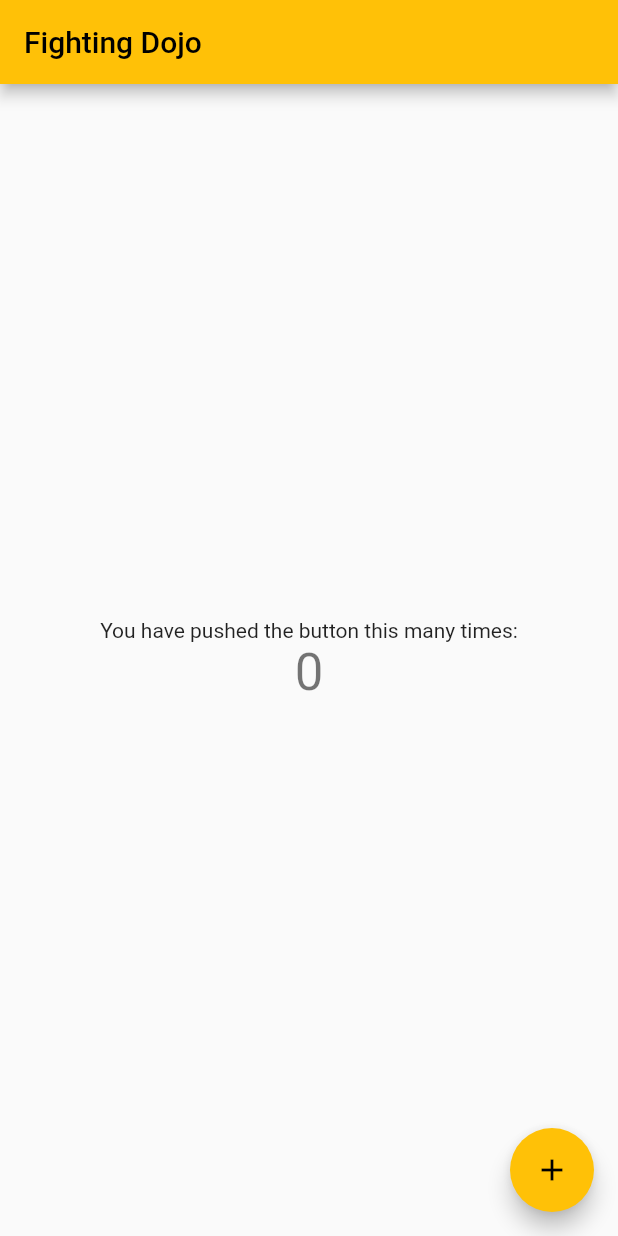
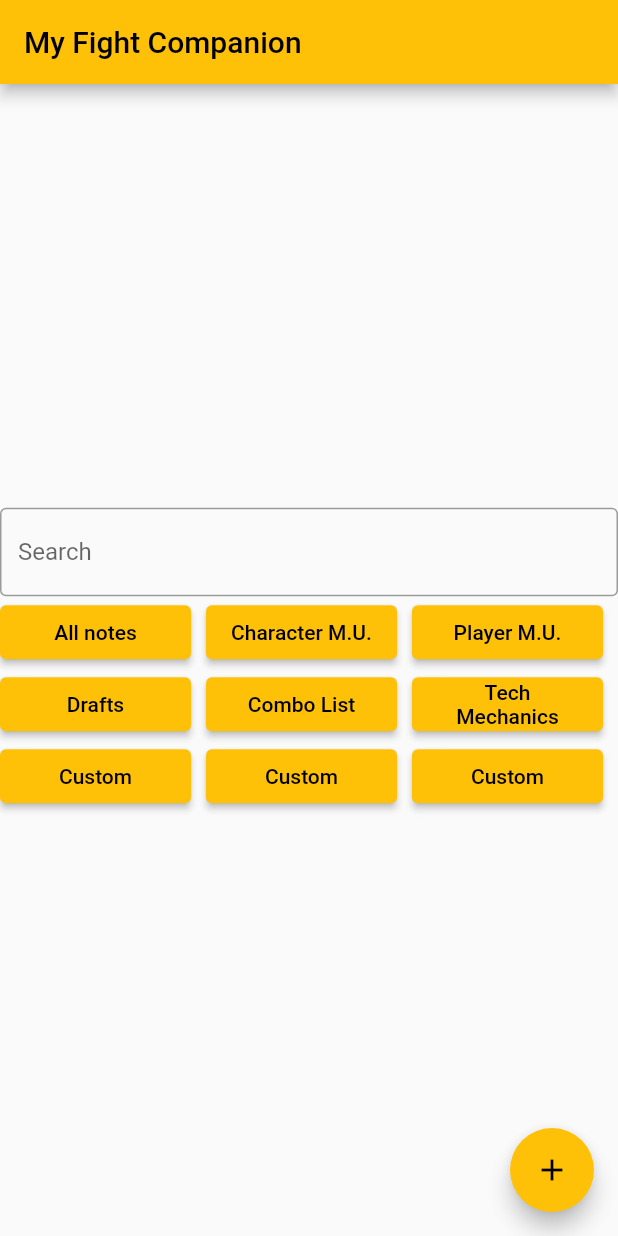
Before and after one commit to firedb/myFightCompanion, a Flutter app: the screen it shows after launch, on a phone screen of 412 x 824 dp. Run offline on Flutter 3.47's test engine with Material 2 defaults, Android fonts, the light colour scheme and no system bars.

Commit message:
Updated frontpage UI No Usability added

```diff
--- a/my_fight_companion/lib/main.dart
+++ b/my_fight_companion/lib/main.dart
@@ -1,4 +1,5 @@
 import 'package:flutter/material.dart';
+import 'package:flutter/rendering.dart';
 
 void main() {
   runApp(const MyApp());
@@ -20,7 +21,7 @@ class _MyAppState extends State<MyApp> {
       theme: ThemeData(
         primarySwatch: Colors.amber,
       ),
-      home: const MyHomePage(title: 'Fighting Dojo'),
+      home: const MyHomePage(title: 'My Fight Companion'),
     );
   }
 }
@@ -91,12 +92,105 @@ class _MyHomePageState extends State<MyHomePage> {
           // horizontal).
           mainAxisAlignment: MainAxisAlignment.center,
           children: <Widget>[
-            const Text(
-              'You have pushed the button this many times:',
+            Row(
+              mainAxisAlignment: MainAxisAlignment.center,
+              children: const [
+                Expanded(
+                    child: TextField(
+                  decoration: InputDecoration(
+                    border: OutlineInputBorder(),
+                    labelText: 'Search',
+                  ),
+                ))
+              ],
             ),
-            Text(
-              '$_counter',
-              style: Theme.of(context).textTheme.headlineMedium,
+            Row(
+              mainAxisAlignment: MainAxisAlignment.center,
+              children: [
+                Expanded(
+                  child: ElevatedButton(
+                      onPressed: _incrementCounter,
+                      child: const Text(
+                        'All notes',
+                      )),
+                ),
+                const SizedBox(width: 10),
+                Expanded(
+                  child: ElevatedButton(
+                      onPressed: _incrementCounter,
+                      child: const Text(
+                        'Character M.U.',
+                      )),
+                ),
+                const SizedBox(width: 10),
+                Expanded(
+                  child: ElevatedButton(
+                      onPressed: _incrementCounter,
+                      child: const Text(
+                        'Player M.U.',
+                      )),
+                ),
+                const SizedBox(width: 10),
+              ],
+            ),
+            Row(
+              mainAxisAlignment: MainAxisAlignment.center,
+              children: [
+                Expanded(
+                  child: ElevatedButton(
+                      onPressed: _incrementCounter,
+                      child: const Text(
+                        'Drafts',
+                      )),
+                ),
+                const SizedBox(width: 10),
+                Expanded(
+                  child: ElevatedButton(
+                      onPressed: _incrementCounter,
+                      child: const Text(
+                        'Combo List',
+                      )),
+                ),
+                const SizedBox(width: 10),
+                Expanded(
+                  child: ElevatedButton(
+                      onPressed: _incrementCounter,
+                      child: const Text(
+                        textAlign: TextAlign.center,
+                        'Tech Mechanics',
+                      )),
+                ),
+                const SizedBox(width: 10),
+              ],
+            ),
+            Row(
+              mainAxisAlignment: MainAxisAlignment.center,
+              children: [
+                Expanded(
+                  child: ElevatedButton(
+                      onPressed: _incrementCounter,
+                      child: const Text(
+                        'Custom',
+                      )),
+                ),
+                const SizedBox(width: 10),
+                Expanded(
+                  child: ElevatedButton(
+                      onPressed: _incrementCounter,
+                      child: const Text(
+                        'Custom',
+                      )),
+                ),
+                const SizedBox(width: 10),
+                Expanded(
+                  child: ElevatedButton(
+                      onPressed: _incrementCounter,
+                      child: const Text(
+                        'Custom',
+                      )),
+                ),
+                const SizedBox(width: 10),
+              ],
             ),
           ],
         ),
```
